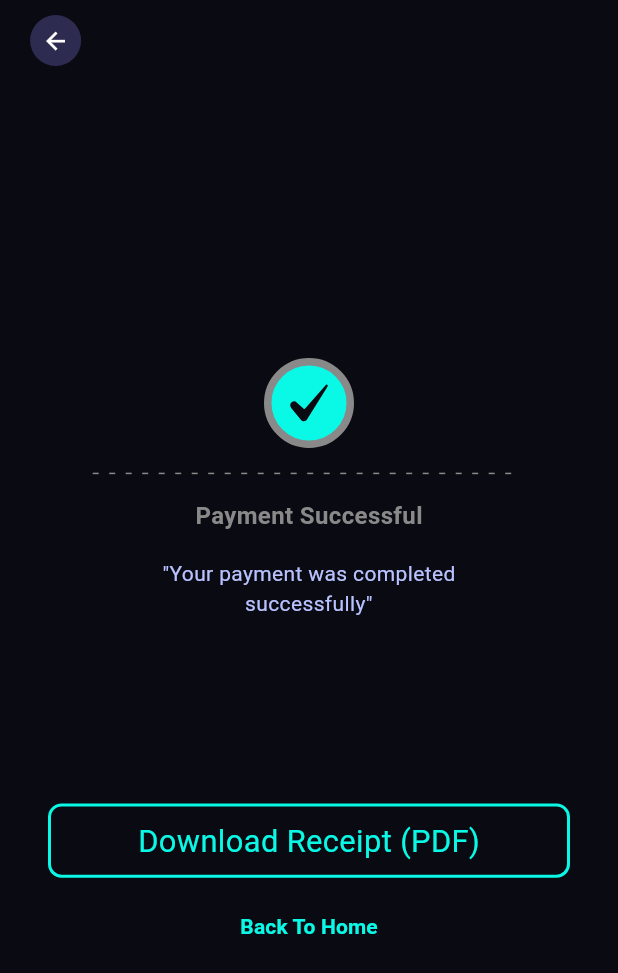
After one commit to Umair-Amjad-Ali/syntic_earth, a Flutter app: the PaymentMethodsScreen screen opened directly, after a tap on "Save", on a phone screen of 412 x 824 dp. The commit adds this screen. Shown: the top 973 px of the screen. Run offline on Flutter 3.47's test engine with Material 3 defaults, Android fonts, the phone set to English and light mode, and no system bars; drawn by our look-alikes of dotted_line; our stand-ins replace country_picker, dropdown_button2, flutter_otp_text_field, flutter_svg, get, google_maps_flutter.

Commit message:
payment success screen completed...

```diff
--- a/lib/views/screens/payment_methods_screen.dart
+++ b/lib/views/screens/payment_methods_screen.dart
@@ -3,6 +3,7 @@ import 'package:flutter_svg/flutter_svg.dart';
 import 'package:get/get.dart';
 import 'package:syntic_earth/controllers/payment_method_controller.dart';
 import 'package:syntic_earth/controllers/utils/app_color.dart';
+import 'package:syntic_earth/views/screens/payment_success_screen.dart';
 import 'package:syntic_earth/views/widgets/appbar/custom_wallet_appbar.dart';
 import 'package:syntic_earth/views/widgets/button.dart';
 import 'package:syntic_earth/views/widgets/textfield.dart';
@@ -76,7 +77,18 @@ class PaymentMethodsScreen extends StatelessWidget {
                 SizedBox(height: mediaQuery.height * 0.02),
                 Inputfield(hinttext: "CVV"),
                 SizedBox(height: mediaQuery.height * 0.02),
-                Buttonwidget(text: "Save", color: AppColors.primaryColor),
+                Buttonwidget(
+                  text: "Save",
+                  color: AppColors.primaryColor,
+                  ontapped: () {
+                    Navigator.push(
+                      context,
+                      MaterialPageRoute(
+                        builder: (context) => PaymentSuccessScreen(),
+                      ),
+                    );
+                  },
+                ),
               ],
             ),
           ),
--- /dev/null
+++ b/lib/views/screens/payment_success_screen.dart
@@ -0,0 +1,93 @@
+import 'package:dotted_line/dotted_line.dart';
+import 'package:flutter/material.dart';
+import 'package:flutter_svg/flutter_svg.dart';
+import 'package:syntic_earth/controllers/utils/app_color.dart';
+import 'package:syntic_earth/views/screens/onboarding/welcome_screen.dart';
+import 'package:syntic_earth/views/widgets/appbar/custom_wallet_appbar.dart';
+import 'package:syntic_earth/views/widgets/button.dart';
+
+class PaymentSuccessScreen extends StatelessWidget {
+  const PaymentSuccessScreen({super.key});
+
+  @override
+  Widget build(BuildContext context) {
+    Size mediaQuery = MediaQuery.of(context).size;
+    return Scaffold(
+      backgroundColor: AppColors.bgColor,
+      appBar: CustomWalletAppBar(
+        title: "",
+        iconData: Icon(Icons.arrow_back, color: AppColors.white),
+      ),
+      body: SizedBox(
+        width: mediaQuery.width,
+        child: Padding(
+          padding: const EdgeInsets.all(32.0),
+          child: Column(
+            mainAxisAlignment: MainAxisAlignment.center,
+            crossAxisAlignment: CrossAxisAlignment.center,
+            children: [
+              Container(
+                height: 60,
+                width: 60,
+                decoration: BoxDecoration(
+                  color: AppColors.primaryColor,
+                  borderRadius: BorderRadius.circular(50),
+                  border: Border.all(width: 5, color: AppColors.grey),
+                ),
+                child: Padding(
+                  padding: const EdgeInsets.all(12.0),
+                  child: SvgPicture.asset("assets/images/paymentCheck.svg"),
+                ),
+              ),
+              SizedBox(height: mediaQuery.height * 0.02),
+              DottedLine(
+                dashGapLength: 7,
+                dashColor: AppColors.grey,
+                lineLength: mediaQuery.width * 0.7,
+              ),
+              SizedBox(height: mediaQuery.height * 0.02),
+              Text(
+                "Payment Successful",
+                style: TextStyle(
+                  color: AppColors.grey,
+                  fontWeight: FontWeight.bold,
+                  fontSize: 16,
+                ),
+              ),
+              SizedBox(height: mediaQuery.height * 0.02),
+              SizedBox(
+                width: mediaQuery.width * 0.5,
+                child: Text(
+                  '"Your payment was completed successfully"',
+                  textAlign: TextAlign.center,
+                  style: TextStyle(color: AppColors.textColor),
+                ),
+              ),
+              SizedBox(height: mediaQuery.height * 0.15),
+              Buttonwidget(
+                text: "Download Receipt (PDF)",
+                borderColor: AppColors.primaryColor,
+              ),
+              SizedBox(height: mediaQuery.height * 0.01),
+              TextButton(
+                onPressed: () {
+                  Navigator.push(
+                    context,
+                    MaterialPageRoute(builder: (context) => WelcomeScreen()),
+                  );
+                },
+                child: Text(
+                  "Back To Home",
+                  style: TextStyle(
+                    color: AppColors.primaryColor,
+                    fontWeight: FontWeight.bold,
+                  ),
+                ),
+              ),
+            ],
+          ),
+        ),
+      ),
+    );
+  }
+}
--- a/lib/views/widgets/appbar/custom_wallet_appBar.dart
+++ b/lib/views/widgets/appbar/custom_wallet_appBar.dart
@@ -62,7 +62,6 @@ class CustomWalletAppBar extends StatelessWidget
               ),
             ),
           ),
-
           SizedBox(width: iconContainerSize, height: iconContainerSize),
         ],
       ),
--- a/pubspec.yaml
+++ b/pubspec.yaml
@@ -40,6 +40,7 @@ dependencies:
   google_maps_flutter: ^2.12.1
   country_picker: ^2.0.27
   dropdown_button2: ^2.3.9
+  dotted_line: ^3.2.3
 
 dev_dependencies:
   flutter_test:
@@ -69,6 +70,7 @@ flutter:
     - assets/images/google.svg
     - assets/images/
     - assets/images/mastercard.svg
+    - assets/images/paymentCheck.svg
     - assets/images/apple.svg
     - assets/images/vector.png
     - assets/images/user.jpg
```
Also changed, not shown: assets/images/paymentCheck.svg (added), pubspec.lock.
